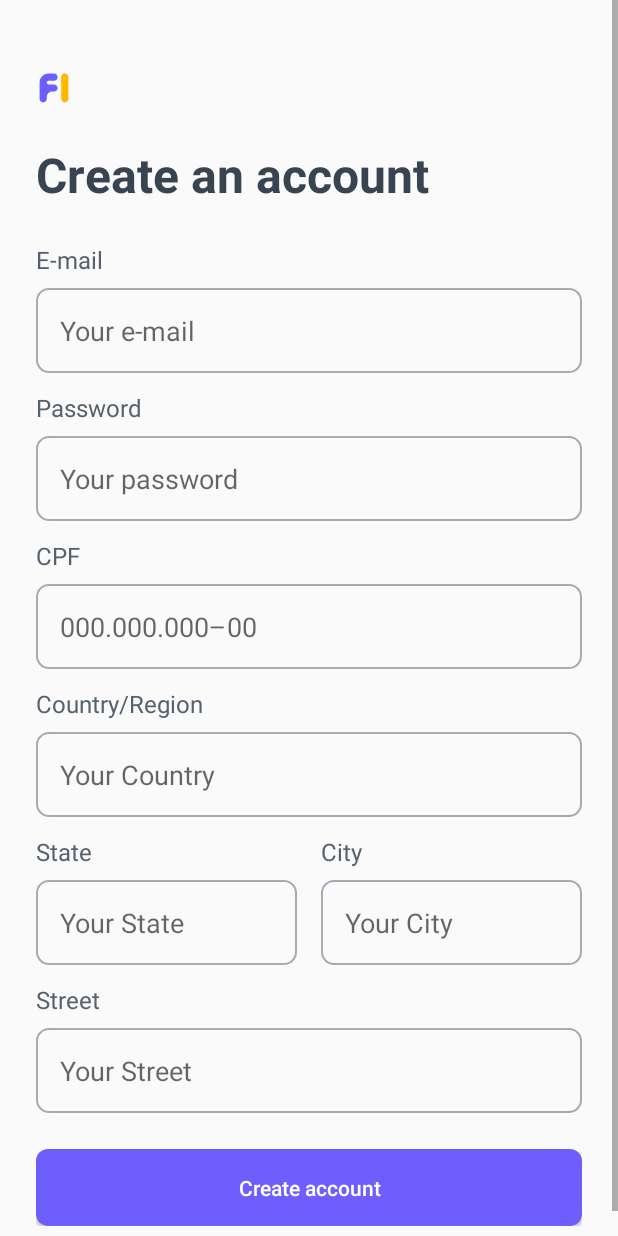
After one commit to TooDoo-BlastOff-Desafios/Squad2, an Android app: the SignUpActivity screen opened directly, with no data from a screen before it, on a phone screen of 412 x 824 dp. The commit adds this screen. Run offline under Robolectric (Android 15) with nearby library versions, the phone set to English and light mode, and no system bars.

Commit message:
feat: SignUp Activity

```diff
--- a/app/src/main/AndroidManifest.xml
+++ b/app/src/main/AndroidManifest.xml
@@ -10,14 +10,18 @@
         android:supportsRtl="true"
         android:theme="@style/Theme.FiPay">
         <activity
+            android:name=".ui.authentication.SignUpActivity"
+            android:exported="false" />
+        <activity
             android:name=".ui.WelcomeActivity"
             android:exported="false"
-            android:theme="@style/Theme.FiPay.WelcomeScreen"/>
+            android:theme="@style/Theme.FiPay.WelcomeScreen" />
         <activity
             android:name=".ui.SplashActivity"
             android:exported="true">
             <intent-filter>
                 <action android:name="android.intent.action.MAIN" />
+
                 <category android:name="android.intent.category.LAUNCHER" />
             </intent-filter>
         </activity>
--- a/app/src/main/java/br/com/toodoo/fipay/ui/WelcomeActivity.kt
+++ b/app/src/main/java/br/com/toodoo/fipay/ui/WelcomeActivity.kt
@@ -1,9 +1,12 @@
 package br.com.toodoo.fipay.ui
 
+import android.content.Intent
 import androidx.appcompat.app.AppCompatActivity
 import android.os.Bundle
+import android.widget.Button
 import androidx.core.view.WindowCompat
 import br.com.toodoo.fipay.R
+import br.com.toodoo.fipay.ui.authentication.SignUpActivity
 
 class WelcomeActivity : AppCompatActivity() {
     override fun onCreate(savedInstanceState: Bundle?) {
@@ -11,5 +14,9 @@ class WelcomeActivity : AppCompatActivity() {
         setContentView(R.layout.activity_welcome)
 
         WindowCompat.setDecorFitsSystemWindows(window, false)
+
+        findViewById<Button>(R.id.btnGoToSignUp).setOnClickListener {
+            startActivity(Intent(this, SignUpActivity::class.java))
+        }
     }
 }
--- /dev/null
+++ b/app/src/main/java/br/com/toodoo/fipay/ui/authentication/SignUpActivity.kt
@@ -0,0 +1,12 @@
+package br.com.toodoo.fipay.ui.authentication
+
+import androidx.appcompat.app.AppCompatActivity
+import android.os.Bundle
+import br.com.toodoo.fipay.R
+
+class SignUpActivity : AppCompatActivity() {
+    override fun onCreate(savedInstanceState: Bundle?) {
+        super.onCreate(savedInstanceState)
+        setContentView(R.layout.activity_sign_up)
+    }
+}
--- /dev/null
+++ b/app/src/main/res/drawable/input_background.xml
@@ -0,0 +1,9 @@
+<?xml version="1.0" encoding="utf-8"?>
+<shape xmlns:android="http://schemas.android.com/apk/res/android"
+    android:shape="rectangle">
+
+    <corners android:radius="8dp" />
+    <stroke android:width="1dp" android:color="@color/neutral_200" />
+    <padding android:bottom="16dp" android:left="16dp" android:right="16dp" android:top="16dp" />
+
+</shape>
--- /dev/null
+++ b/app/src/main/res/layout/activity_sign_up.xml
@@ -0,0 +1,217 @@
+<?xml version="1.0" encoding="utf-8"?>
+<androidx.constraintlayout.widget.ConstraintLayout xmlns:android="http://schemas.android.com/apk/res/android"
+    xmlns:app="http://schemas.android.com/apk/res-auto"
+    android:layout_width="match_parent"
+    android:layout_height="match_parent">
+
+    <ScrollView
+        android:layout_width="match_parent"
+        android:layout_height="0dp"
+        app:layout_constraintBottom_toBottomOf="parent"
+        app:layout_constraintEnd_toEndOf="parent"
+        app:layout_constraintStart_toStartOf="parent"
+        app:layout_constraintTop_toTopOf="parent">
+
+        <androidx.appcompat.widget.LinearLayoutCompat
+            android:layout_width="match_parent"
+            android:layout_height="wrap_content"
+            android:layout_gravity="center"
+            android:orientation="vertical"
+            android:padding="24dp"
+            app:layout_constraintBottom_toBottomOf="parent"
+            app:layout_constraintEnd_toEndOf="parent"
+            app:layout_constraintStart_toStartOf="parent"
+            app:layout_constraintTop_toTopOf="parent">
+
+            <ImageView
+                android:layout_marginTop="40dp"
+                android:id="@+id/imageView2"
+                android:layout_width="wrap_content"
+                android:layout_height="wrap_content"
+                android:src="@drawable/ic_fi_logo"
+                app:layout_constraintStart_toStartOf="parent"
+                app:layout_constraintTop_toTopOf="parent"
+                android:contentDescription="@string/fipay_logo" />
+
+            <TextView
+                android:layout_marginTop="24dp"
+                android:layout_width="match_parent"
+                android:layout_height="wrap_content"
+                android:text="@string/create_an_account"
+                android:textColor="@color/neutral_700"
+                android:textSize="32sp"
+                android:textStyle="bold" />
+
+            <TextView
+                android:layout_width="match_parent"
+                android:layout_height="wrap_content"
+                android:layout_marginTop="24dp"
+                android:text="@string/email"
+                android:textColor="@color/neutral_500"
+                android:textSize="16sp" />
+
+            <EditText
+                android:id="@+id/editEmail"
+                android:layout_width="match_parent"
+                android:layout_height="wrap_content"
+                android:layout_marginTop="8dp"
+                android:background="@drawable/input_background"
+                android:ems="10"
+                android:hint="@string/email_hint"
+                android:inputType="textEmailAddress"
+                android:autofillHints="emailAddress" />
+
+            <TextView
+                android:layout_width="match_parent"
+                android:layout_height="wrap_content"
+                android:layout_marginTop="12dp"
+                android:text="@string/password"
+                android:textColor="@color/neutral_500"
+                android:textSize="16sp" />
+
+            <EditText
+                android:id="@+id/editPassword"
+                android:layout_width="match_parent"
+                android:layout_height="wrap_content"
+                android:layout_marginTop="8dp"
+                android:background="@drawable/input_background"
+                android:ems="10"
+                android:hint="@string/password_hint"
+                android:inputType="textPassword"
+                android:autofillHints="password" />
+
+            <TextView
+                android:layout_width="match_parent"
+                android:layout_height="wrap_content"
+                android:layout_marginTop="12dp"
+                android:text="@string/cpf"
+                android:textColor="@color/neutral_500"
+                android:textSize="16sp" />
+
+            <EditText
+                android:id="@+id/editCPF"
+                android:layout_width="match_parent"
+                android:layout_height="wrap_content"
+                android:layout_marginTop="8dp"
+                android:background="@drawable/input_background"
+                android:ems="10"
+                android:hint="@string/cpf_hint"
+                android:inputType="number"
+                android:autofillHints="" />
+
+            <TextView
+                android:layout_width="match_parent"
+                android:layout_height="wrap_content"
+                android:layout_marginTop="12dp"
+                android:text="@string/country_region"
+                android:textColor="@color/neutral_500"
+                android:textSize="16sp" />
+
+            <EditText
+                android:id="@+id/editCountry"
+                android:layout_width="match_parent"
+                android:layout_height="wrap_content"
+                android:layout_marginTop="8dp"
+                android:background="@drawable/input_background"
+                android:ems="10"
+                android:hint="@string/country_hints"
+                android:inputType="text"
+                android:autofillHints="postalAddress" />
+
+            <androidx.appcompat.widget.LinearLayoutCompat
+                android:layout_width="match_parent"
+                android:layout_height="wrap_content"
+                android:weightSum="1"
+
+                android:orientation="horizontal">
+
+                <androidx.appcompat.widget.LinearLayoutCompat
+                    android:layout_width="wrap_content"
+                    android:layout_height="wrap_content"
+                    android:layout_marginEnd="16dp"
+                    android:layout_weight="0.5"
+                    android:orientation="vertical">
+
+                    <TextView
+                        android:layout_width="match_parent"
+                        android:layout_height="wrap_content"
+                        android:layout_marginTop="12dp"
+                        android:text="@string/state"
+                        android:textColor="@color/neutral_500"
+                        android:textSize="16sp" />
+
+                    <EditText
+                        android:id="@+id/editState"
+                        android:layout_width="match_parent"
+                        android:layout_height="wrap_content"
+                        android:layout_marginTop="8dp"
+                        android:background="@drawable/input_background"
+                        android:ems="10"
+                        android:hint="@string/state_hint"
+                        android:inputType="text"
+                        android:autofillHints="postalAddress" />
+
+                </androidx.appcompat.widget.LinearLayoutCompat>
+
+                <androidx.appcompat.widget.LinearLayoutCompat
+                    android:layout_width="wrap_content"
+                    android:layout_height="wrap_content"
+                    android:layout_weight="0.5"
+                    android:orientation="vertical">
+
+                    <TextView
+                        android:layout_width="match_parent"
+                        android:layout_height="wrap_content"
+                        android:layout_marginTop="12dp"
+                        android:text="@string/city"
+                        android:textColor="@color/neutral_500"
+                        android:textSize="16sp" />
+
+                    <EditText
+                        android:id="@+id/editCity"
+                        android:layout_width="match_parent"
+                        android:layout_height="wrap_content"
+                        android:layout_marginTop="8dp"
+                        android:background="@drawable/input_background"
+                        android:ems="10"
+                        android:hint="@string/city_hint"
+                        android:inputType="text"
+                        android:autofillHints="postalAddress" />
+
+                </androidx.appcompat.widget.LinearLayoutCompat>
+
+            </androidx.appcompat.widget.LinearLayoutCompat>
+
+            <TextView
+                android:layout_width="match_parent"
+                android:layout_height="wrap_content"
+                android:layout_marginTop="12dp"
+                android:text="@string/street"
+                android:textColor="@color/neutral_500"
+                android:textSize="16sp" />
+
+            <EditText
+                android:id="@+id/editStreet"
+                android:layout_width="match_parent"
+                android:layout_height="wrap_content"
+                android:layout_marginTop="8dp"
+                android:background="@drawable/input_background"
+                android:ems="10"
+                android:hint="@string/street_hint"
+                android:inputType="text"
+                android:autofillHints="postalAddress" />
+
+            <Button
+                android:id="@+id/btnCreateAccount"
+                android:layout_width="match_parent"
+                android:layout_height="wrap_content"
+                android:layout_marginTop="24dp"
+                android:background="@drawable/btn_background"
+                android:text="@string/create_account"
+                android:textAllCaps="false"
+                android:textColor="@color/white" />
+
+        </androidx.appcompat.widget.LinearLayoutCompat>
+    </ScrollView>
+
+</androidx.constraintlayout.widget.ConstraintLayout>
--- a/app/src/main/res/layout/activity_welcome.xml
+++ b/app/src/main/res/layout/activity_welcome.xml
@@ -56,7 +56,7 @@
             android:textSize="16sp" />
 
         <Button
-            android:id="@+id/btnSignIn"
+            android:id="@+id/btnGoToSignIn"
             android:layout_width="match_parent"
             android:layout_height="wrap_content"
             android:layout_marginTop="32dp"
@@ -66,7 +66,7 @@
             android:textColor="@color/white" />
 
         <Button
-            android:id="@+id/btnSignUp"
+            android:id="@+id/btnGoToSignUp"
             android:layout_width="match_parent"
             android:layout_height="wrap_content"
             android:layout_marginTop="16dp"
--- a/app/src/main/res/values/strings.xml
+++ b/app/src/main/res/values/strings.xml
@@ -6,4 +6,19 @@
     <string name="fipay_tagline">FiPay: The best multifunctional digital E-Wallet of this century</string>
     <string name="sign_in">Sign in</string>
     <string name="create_an_account">Create an account</string>
+    <string name="email">E-mail</string>
+    <string name="email_hint">Your e-mail</string>
+    <string name="password">Password</string>
+    <string name="password_hint">Your password</string>
+    <string name="cpf">CPF</string>
+    <string name="cpf_hint">000.000.000–00</string>
+    <string name="country_region">Country/Region</string>
+    <string name="country_hints">Your Country</string>
+    <string name="state">State</string>
+    <string name="state_hint">Your State</string>
+    <string name="city">City</string>
+    <string name="city_hint">Your City</string>
+    <string name="street">Street</string>
+    <string name="street_hint">Your Street</string>
+    <string name="create_account">Create account</string>
 </resources>
```
Also changed, not shown: 1 other file.
